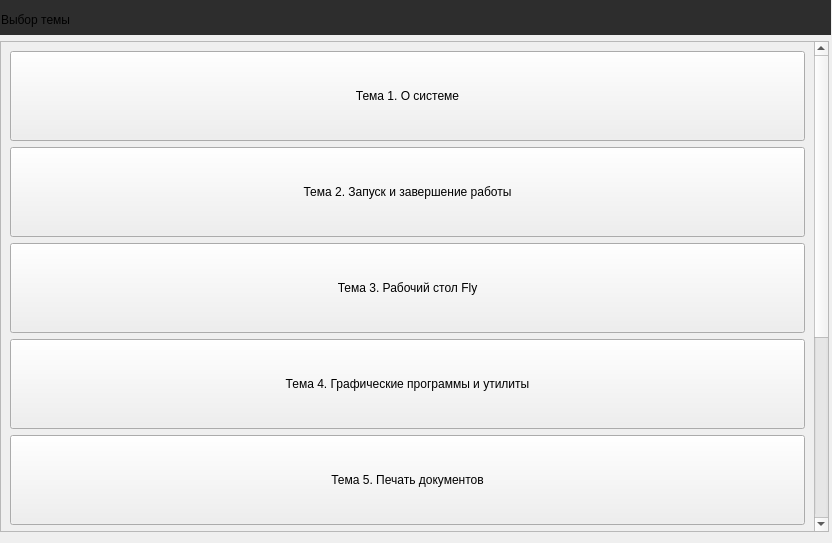
Above: tests.ui from anyatomik/astra-learn before the change. Below: the same form after it.
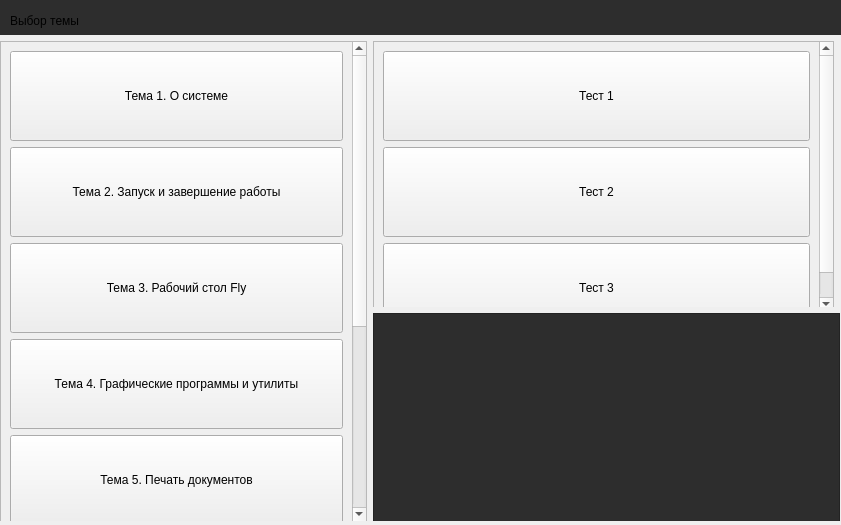
That is the form after the change. Icons and pictures are not drawn.

Commit message: bookmarks are saved locally + start creating tests

The edit to the form file:
```diff
--- a/tests.ui
+++ b/tests.ui
@@ -6,8 +6,8 @@
    <rect>
     <x>0</x>
     <y>0</y>
-    <width>832</width>
-    <height>543</height>
+    <width>841</width>
+    <height>525</height>
    </rect>
   </property>
   <property name="windowTitle">
@@ -22,8 +22,8 @@
     <rect>
      <x>0</x>
      <y>0</y>
-     <width>831</width>
-     <height>541</height>
+     <width>841</width>
+     <height>521</height>
     </rect>
    </property>
    <layout class="QVBoxLayout" name="verticalLayout">
@@ -47,8 +47,8 @@
       <widget class="QLabel" name="windows">
        <property name="geometry">
         <rect>
-         <x>1</x>
-         <y>-1</y>
+         <x>10</x>
+         <y>0</y>
          <width>341</width>
          <height>41</height>
         </rect>
@@ -60,7 +60,7 @@
       <widget class="QWidget" name="layoutWidget">
        <property name="geometry">
         <rect>
-         <x>741</x>
+         <x>760</x>
          <y>0</y>
          <width>81</width>
          <height>35</height>
@@ -142,24 +142,33 @@
      </widget>
     </item>
     <item>
-     <widget class="QStackedWidget" name="stackedWidget">
+     <widget class="QStackedWidget" name="main_all">
+      <property name="minimumSize">
+       <size>
+        <width>470</width>
+        <height>0</height>
+       </size>
+      </property>
       <property name="currentIndex">
        <number>0</number>
       </property>
-      <widget class="QWidget" name="selection">
+      <widget class="QWidget" name="nothing">
+       <widget class="QWidget" name="layoutWidget">
+        <property name="geometry">
+         <rect>
+          <x>0</x>
+          <y>0</y>
+          <width>850</width>
+          <height>481</height>
+         </rect>
+        </property>
+        <layout class="QHBoxLayout" name="horizontalLayout">
+         <item>
        <widget class="QScrollArea" name="scrollArea">
-        <property name="geometry">
-         <rect>
-          <x>0</x>
-          <y>0</y>
-          <width>829</width>
-          <height>491</height>
-         </rect>
-        </property>
         <property name="minimumSize">
          <size>
-          <width>600</width>
-          <height>450</height>
+             <width>355</width>
+             <height>200</height>
          </size>
         </property>
         <property name="maximumSize">
@@ -176,7 +185,7 @@
           <rect>
            <x>0</x>
            <y>0</y>
-           <width>813</width>
+              <width>339</width>
            <height>806</height>
           </rect>
          </property>
@@ -334,10 +343,165 @@
          </layout>
         </widget>
        </widget>
-      </widget>
-      <widget class="QWidget" name="theme_1"/>
-      <widget class="QWidget" name="theme_"/>
-      <widget class="QWidget" name="theme_3"/>
+         </item>
+         <item>
+          <layout class="QVBoxLayout" name="verticalLayout_5">
+           <item>
+            <layout class="QHBoxLayout" name="horizontalLayout_4">
+             <item>
+              <widget class="QStackedWidget" name="but_for_test">
+               <property name="minimumSize">
+                <size>
+                 <width>465</width>
+                 <height>266</height>
+                </size>
+               </property>
+               <property name="currentIndex">
+                <number>0</number>
+               </property>
+               <widget class="QWidget" name="th1">
+                <widget class="QScrollArea" name="scrollArea1">
+                 <property name="geometry">
+                  <rect>
+                   <x>0</x>
+                   <y>0</y>
+                   <width>461</width>
+                   <height>271</height>
+                  </rect>
+                 </property>
+                 <property name="widgetResizable">
+                  <bool>true</bool>
+                 </property>
+                 <widget class="QWidget" name="scrollAreaWidgetContents1">
+                  <property name="geometry">
+                   <rect>
+                    <x>0</x>
+                    <y>-31</y>
+                    <width>445</width>
+                    <height>300</height>
+                   </rect>
+                  </property>
+                  <layout class="QVBoxLayout" name="verticalLayout_4">
+                   <item>
+                    <widget class="QPushButton" name="pushButton">
+                     <property name="minimumSize">
+                      <size>
+                       <width>0</width>
+                       <height>90</height>
+                      </size>
+                     </property>
+                     <property name="text">
+                      <string>Тест 1</string>
+                     </property>
+                    </widget>
+                   </item>
+                   <item>
+                    <widget class="QPushButton" name="pushButton_2">
+                     <property name="minimumSize">
+                      <size>
+                       <width>0</width>
+                       <height>90</height>
+                      </size>
+                     </property>
+                     <property name="text">
+                      <string>Тест 2</string>
+                     </property>
+                    </widget>
+                   </item>
+                   <item>
+                    <widget class="QPushButton" name="pushButton_3">
+                     <property name="minimumSize">
+                      <size>
+                       <width>0</width>
+                       <height>90</height>
+                      </size>
+                     </property>
+                     <property name="text">
+                      <string>Тест 3</string>
+                     </property>
+                    </widget>
+                   </item>
+                  </layout>
+                 </widget>
+                </widget>
+               </widget>
+               <widget class="QWidget" name="th2"/>
+               <widget class="QWidget" name="th3"/>
+               <widget class="QWidget" name="th4"/>
+               <widget class="QWidget" name="th5"/>
+               <widget class="QWidget" name="th6"/>
+               <widget class="QWidget" name="th7"/>
+               <widget class="QWidget" name="th8"/>
+              </widget>
+             </item>
+             <item>
+              <spacer name="verticalSpacer_2">
+               <property name="orientation">
+                <enum>Qt::Orientation::Vertical</enum>
+               </property>
+               <property name="sizeType">
+                <enum>QSizePolicy::Policy::Expanding</enum>
+               </property>
+               <property name="sizeHint" stdset="0">
+                <size>
+                 <width>12</width>
+                 <height>40</height>
+                </size>
+               </property>
+              </spacer>
+             </item>
+            </layout>
+           </item>
+           <item>
+            <layout class="QHBoxLayout" name="horizontalLayout_2">
+             <item>
+              <widget class="QFrame" name="info">
+               <property name="minimumSize">
+                <size>
+                 <width>460</width>
+                 <height>160</height>
+                </size>
+               </property>
+               <property name="maximumSize">
+                <size>
+                 <width>16777215</width>
+                 <height>16777215</height>
+                </size>
+               </property>
+               <property name="styleSheet">
+                <string notr="true">background-color: rgb(45, 45, 45)</string>
+               </property>
+               <property name="frameShape">
+                <enum>QFrame::Shape::StyledPanel</enum>
+               </property>
+               <property name="frameShadow">
+                <enum>QFrame::Shadow::Raised</enum>
+               </property>
+              </widget>
+             </item>
+             <item>
+              <spacer name="verticalSpacer">
+               <property name="orientation">
+                <enum>Qt::Orientation::Vertical</enum>
+               </property>
+               <property name="sizeHint" stdset="0">
+                <size>
+                 <width>10</width>
+                 <height>40</height>
+                </size>
+               </property>
+              </spacer>
+             </item>
+            </layout>
+           </item>
+          </layout>
+         </item>
+        </layout>
+       </widget>
+      </widget>
+      <widget class="QWidget" name="theme_1_test1"/>
+      <widget class="QWidget" name="theme_2_test1"/>
+      <widget class="QWidget" name="theme_3_test1"/>
       <widget class="QWidget" name="theme_4"/>
       <widget class="QWidget" name="theme_6"/>
       <widget class="QWidget" name="thme_5"/>
```
Left out of the diff: 2 changed lines with no effect on the pictures. Lines whose indentation alone changed are shown as unchanged. The commit also changes 607 other files.
